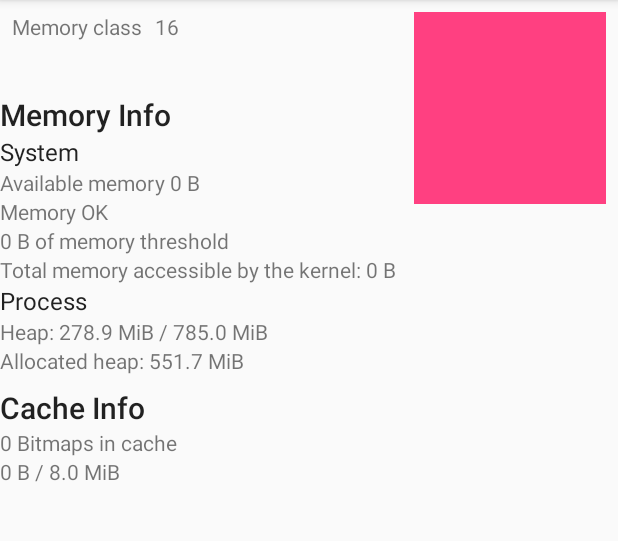
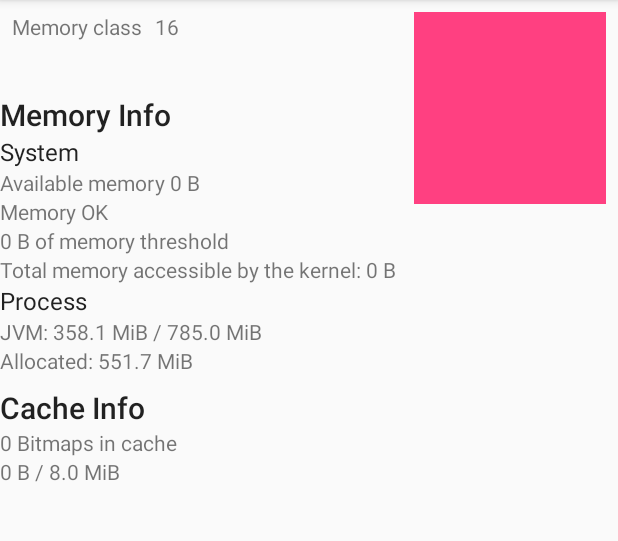
Before and after one commit to jglouis/AndroidBitmapCache, an Android app: the screen it shows after launch (MainActivity), on a phone screen of 412 x 824 dp, the part 84-625 px from its top. Run offline under Robolectric (Android 15) with nearby library versions, the phone set to English and light mode, and no system bars.

Commit message:
Replace "heap" by "JVM"

```diff
--- a/app/src/main/java/jgl/bitmapcache/MainActivity.kt
+++ b/app/src/main/java/jgl/bitmapcache/MainActivity.kt
@@ -112,10 +112,10 @@ class MainActivity : AppCompatActivity(), ComponentCallbacks2, BitmapLruCache.On
         threshold.text = String.format(getString(R.string.memory_info_threshold), humanReadableByteCount(outInfo.threshold, false))
         totalMemory.text = String.format(getString(R.string.total_memory_kernel), humanReadableByteCount(outInfo.totalMem, false))
 
-        heapMemory.text = String.format(getString(R.string.runtime_heap),
+        heapMemory.text = String.format(getString(R.string.runtime_memory),
                 humanReadableByteCount(Runtime.getRuntime().totalMemory() - Runtime.getRuntime().freeMemory(), false),
                 humanReadableByteCount(Runtime.getRuntime().maxMemory(), false))
-        allocatedHeapMemory.text = String.format("Allocated heap: %s", humanReadableByteCount(Runtime.getRuntime().totalMemory(), false))
+        allocatedHeapMemory.text = String.format(getString(R.string.runtime_allocated_memory), humanReadableByteCount(Runtime.getRuntime().totalMemory(), false))
     }
 
     override fun onTrimMemory(level: Int) {
--- a/app/src/main/res/values/strings.xml
+++ b/app/src/main/res/values/strings.xml
@@ -15,9 +15,10 @@
     <string name="memory_info_threshold">%s of memory threshold</string>
     <string name="scale_x2">Scale x2</string>
     <string name="cache_info">Cache Info</string>
-    <string name="runtime_heap">Heap: %s / %s</string>
+    <string name="runtime_memory">JVM: %s / %s</string>
     <string name="process">Process</string>
     <string name="system">System</string>
+    <string name="runtime_allocated_memory">Allocated: %s</string>
     <plurals name="cache_bitmap_count">
         <item quantity="zero">%d Bitmap in cache</item>
         <item quantity="one">%d Bitmap in cache</item>
```
